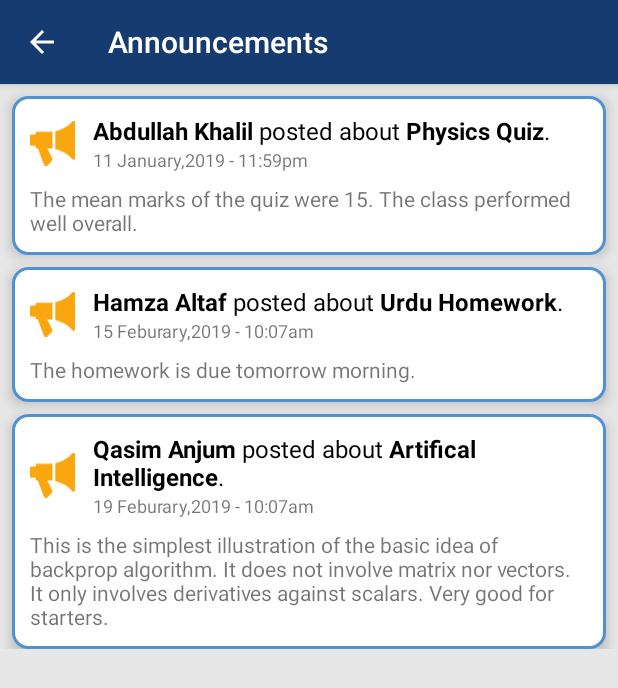
After one commit to mabdullahkhalil/soop, an Android app: the announcementActivity screen opened directly, with no data from a screen before it, on a phone screen of 412 x 824 dp. The commit adds this screen. Shown: the top 688 px of the screen. Run offline under Robolectric (Android 15) with nearby library versions, the phone set to English and light mode, and no system bars; Roboto replaces fonts that are not available here.

Commit message:
Announcements designed and implemented

```diff
--- a/app/src/main/AndroidManifest.xml
+++ b/app/src/main/AndroidManifest.xml
@@ -29,7 +29,10 @@
             android:name="preloaded_fonts"
             android:resource="@array/preloaded_fonts" />
 
-        <activity android:name=".attendanceActivity"
+        <activity
+            android:name=".attendanceActivity"
+            android:theme="@style/AppThemeBar1" />
+        <activity android:name=".announcementActivity"
             android:theme="@style/AppThemeBar1"></activity>
     </application>
 
--- /dev/null
+++ b/app/src/main/java/com/something/mabdullahk/soop/announcement.java
@@ -0,0 +1,52 @@
+package com.something.mabdullahk.soop;
+
+/**
+ * Created by mabdullahk on 06/02/2019.
+ */
+
+public class announcement {
+    String teacher;
+    String title;
+    String time;
+    String description;
+
+
+    public announcement(String teacher, String title, String time, String description) {
+        this.teacher = teacher;
+        this.title = title;
+        this.time = time;
+        this.description = description;
+    }
+
+    public String getTeacher() {
+        return teacher;
+    }
+
+    public void setTeacher(String teacher) {
+        this.teacher = teacher;
+    }
+
+    public String getTitle() {
+        return title;
+    }
+
+    public void setTitle(String title) {
+        this.title = title;
+    }
+
+    public String getTime() {
+        return time;
+    }
+
+    public void setTime(String time) {
+        this.time = time;
+    }
+
+    public String getDescription() {
+        return description;
+    }
+
+    public void setDescription(String description) {
+        this.description = description;
+    }
+}
--- /dev/null
+++ b/app/src/main/java/com/something/mabdullahk/soop/announcementActivity.java
@@ -0,0 +1,51 @@
+package com.something.mabdullahk.soop;
+
+import android.support.v7.app.AppCompatActivity;
+import android.os.Bundle;
+import android.support.v7.widget.GridLayoutManager;
+import android.support.v7.widget.RecyclerView;
+import android.view.MenuItem;
+
+import java.util.ArrayList;
+import java.util.List;
+
+public class announcementActivity extends AppCompatActivity {
+
+    RecyclerView recyclerView;
+    List<announcement> announcements;
+    @Override
+    protected void onCreate(Bundle savedInstanceState) {
+        super.onCreate(savedInstanceState);
+        setContentView(R.layout.activity_announcement);
+
+        recyclerView = findViewById(R.id.announcementsRecyclerView);
+
+        GridLayoutManager announcementsGrid = new GridLayoutManager(this, 1);
+        getSupportActionBar().setDisplayHomeAsUpEnabled(true);
+        getSupportActionBar().setTitle("Announcements");
+
+        recyclerView.setLayoutManager(announcementsGrid);
+        announcements = new ArrayList<>();
+
+
+        announcements.add(new announcement("Abdullah Khalil","Physics Quiz", "11 January,2019 - 11:59pm", "The mean marks of the quiz were 15. The class performed well overall."));
+        announcements.add(new announcement("Hamza Altaf","Urdu Homework", "15 Feburary,2019 - 10:07am", "The homework is due tomorrow morning."));
+        announcements.add(new announcement("Qasim Anjum","Artifical Intelligence", "19 Feburary,2019 - 10:07am", "This is the simplest illustration of the basic idea of backprop algorithm. It does not involve matrix nor vectors. It only involves derivatives against scalars. Very good for starters."));
+
+
+        announcementAdapter myAdapter = new announcementAdapter(this,announcements);
+        recyclerView.setAdapter(myAdapter);
+    }
+
+    @Override
+    public boolean onOptionsItemSelected(MenuItem item) {
+        switch (item.getItemId()) {
+            case android.R.id.home:
+                onBackPressed();
+                return true;
+
+            default:
+                return super.onOptionsItemSelected(item);
+        }
+    }
+}
--- /dev/null
+++ b/app/src/main/java/com/something/mabdullahk/soop/announcementAdapter.java
@@ -0,0 +1,72 @@
+package com.something.mabdullahk.soop;
+
+import android.app.Activity;
+import android.support.v7.widget.CardView;
+import android.support.v7.widget.RecyclerView;
+import android.text.Html;
+import android.view.LayoutInflater;
+import android.view.View;
+import android.view.ViewGroup;
+import android.widget.Button;
+import android.widget.ImageView;
+import android.widget.TextView;
+
+import org.w3c.dom.Text;
+
+import java.util.List;
+
+/**
+ * Created by mabdullahk on 31/01/2019.
+ */
+
+public class announcementAdapter extends RecyclerView.Adapter<RecyclerView.ViewHolder>{
+
+    private Activity mContext;
+    private List<announcement> announcementsList;
+
+    announcementAdapter(Activity mContext, List<announcement> announcementsList){
+        this.mContext = mContext;
+        this.announcementsList=announcementsList;
+    }
+
+    @Override
+    public RecyclerView.ViewHolder onCreateViewHolder(ViewGroup parent, int viewType) {
+        System.out.println("view type::::"+ viewType);
+        View mView = LayoutInflater.from(parent.getContext()).inflate(R.layout.announcement_card, parent, false);
+        return new announcementsCardViewHolder(mView);
+
+    }
+
+
+
+    @Override
+    public void onBindViewHolder(final RecyclerView.ViewHolder holder, final int position) {
+
+        ((announcementsCardViewHolder)holder).title.setText(Html.fromHtml("<b>"+announcementsList.get(position).getTeacher()+"</b>"+" posted about "+"<b>"+announcementsList.get(position).getTitle()+"</b>"+"."));
+        ((announcementsCardViewHolder)holder).date.setText(announcementsList.get(position).getTime());
+        ((announcementsCardViewHolder)holder).description.setText(announcementsList.get(position).getDescription());
+
+    }
+
+    @Override
+    public int getItemCount() {
+        return announcementsList.size();
+    }
+}
+
+
+class announcementsCardViewHolder extends RecyclerView.ViewHolder{
+    TextView title;
+    TextView date;
+    TextView description;
+
+
+    public announcementsCardViewHolder(View itemView) {
+        super(itemView);
+
+        title = itemView.findViewById(R.id.announcementTitle);
+        date = itemView.findViewById(R.id.announcementTime);
+        description = itemView.findViewById(R.id.announcementDescription);
+
+    }
+}
--- a/app/src/main/java/com/something/mabdullahk/soop/quizzes.java
+++ b/app/src/main/java/com/something/mabdullahk/soop/quizzes.java
@@ -21,13 +21,13 @@ public class quizzes extends AppCompatActivity {
 
         recyclerView = findViewById(R.id.quizzesRecyclerView);
 
-        GridLayoutManager foodMenuGrid = new GridLayoutManager(quizzes.this, 1);
+        GridLayoutManager quizzesGrid = new GridLayoutManager(quizzes.this, 1);
         getSupportActionBar().setDisplayHomeAsUpEnabled(true);
         getSupportActionBar().setTitle("Quizzes");
         getSupportActionBar().setLogo(R.drawable.ic_quiz);
 
 
-        recyclerView.setLayoutManager(foodMenuGrid);
+        recyclerView.setLayoutManager(quizzesGrid);
         quizzes1 = new ArrayList<>();
 
 
--- a/app/src/main/java/com/something/mabdullahk/soop/studentCards.java
+++ b/app/src/main/java/com/something/mabdullahk/soop/studentCards.java
@@ -48,6 +48,7 @@ public class studentCards extends AppCompatActivity {
 
         LinearLayout quizLayout = (LinearLayout) findViewById(R.id.quizlayout);
         LinearLayout attendanceLayout = (LinearLayout) findViewById(R.id.attendanceLayout);
+        LinearLayout announcementLayout = (LinearLayout) findViewById(R.id.announcementLayout);
 
 
         quizLayout.setOnClickListener(new View.OnClickListener() {
@@ -57,7 +58,6 @@ public class studentCards extends AppCompatActivity {
             }
         });
 
-
         attendanceLayout.setOnClickListener(new View.OnClickListener() {
             @Override
             public void onClick(View view) {
@@ -65,6 +65,12 @@ public class studentCards extends AppCompatActivity {
             }
         });
 
+        announcementLayout.setOnClickListener(new View.OnClickListener() {
+            @Override
+            public void onClick(View view) {
+                startActivity(new Intent(studentCards.this, announcementActivity.class));
+            }
+        });
 
         student student_1 = new student("Ibrahim Waqas","Class 1 Section A","1","2","3");
         student student_2 = new student("Ibrahim Waqas","Class 1 Section A","1","2","3");
--- /dev/null
+++ b/app/src/main/res/layout/activity_announcement.xml
@@ -0,0 +1,33 @@
+<?xml version="1.0" encoding="utf-8"?>
+<LinearLayout xmlns:android="http://schemas.android.com/apk/res/android"
+    xmlns:app="http://schemas.android.com/apk/res-auto"
+    xmlns:tools="http://schemas.android.com/tools"
+    android:layout_width="match_parent"
+    android:layout_height="match_parent"
+    android:orientation="vertical"
+    android:background="@color/colorgray"
+    tools:context="com.something.mabdullahk.soop.quizzes">
+
+    <ScrollView
+        android:layout_width="match_parent"
+        android:layout_height="match_parent">
+
+        <LinearLayout
+            android:layout_width="match_parent"
+            android:layout_height="match_parent"
+            android:orientation="vertical">
+
+            <android.support.v7.widget.RecyclerView
+                android:layout_width="match_parent"
+                android:layout_height="wrap_content"
+                android:id="@+id/announcementsRecyclerView">
+
+
+            </android.support.v7.widget.RecyclerView>
+
+
+        </LinearLayout>
+
+    </ScrollView>
+
+</LinearLayout>
--- a/app/src/main/res/layout/activity_student_cards.xml
+++ b/app/src/main/res/layout/activity_student_cards.xml
@@ -40,6 +40,7 @@
                     android:layout_marginLeft="8dp"
                     android:layout_marginRight="8dp"
                     android:layout_weight="1"
+                    android:id="@+id/announcementLayout"
                     android:background="@drawable/border1"
                     android:orientation="vertical" >
 
--- /dev/null
+++ b/app/src/main/res/layout/announcement_card.xml
@@ -0,0 +1,76 @@
+<?xml version="1.0" encoding="utf-8"?>
+<LinearLayout xmlns:android="http://schemas.android.com/apk/res/android"
+    xmlns:tools="http://schemas.android.com/tools"
+    android:layout_width="match_parent"
+    android:layout_height="wrap_content"
+    xmlns:app="http://schemas.android.com/apk/res-auto"
+    android:elevation="5dp"
+    android:orientation="vertical"
+    android:background="@drawable/border4_quizcard"
+    android:layout_marginTop="8dp"
+    android:layout_marginLeft="8dp"
+    android:layout_marginRight="8dp"
+    android:id="@+id/cardAnnouncement">
+
+    <LinearLayout
+        android:layout_width="match_parent"
+        android:layout_height="wrap_content"
+        android:orientation="horizontal">
+        <ImageView
+            android:layout_width="30dp"
+            android:layout_height="match_parent"
+            android:layout_marginTop="8dp"
+            android:layout_marginBottom="8dp"
+            android:layout_marginLeft="8dp"
+            android:src="@drawable/ic_announcement"/>
+
+        <LinearLayout
+            android:layout_width="match_parent"
+            android:layout_height="wrap_content"
+            android:layout_marginTop="8dp"
+            android:layout_marginLeft="12dp"
+            android:layout_marginBottom="8dp"
+            android:orientation="vertical">
+
+            <TextView
+                android:id="@+id/announcementTitle"
+                android:layout_width="match_parent"
+                android:layout_height="wrap_content"
+                android:text="@string/check"
+                android:textColor="@android:color/black"
+                android:textSize="16sp" />
+
+            <TextView
+                android:id="@+id/announcementTime"
+                android:layout_width="wrap_content"
+                android:layout_height="wrap_content"
+                android:text="13 January, 2018 11:59pm"
+                android:textSize="12sp" />
+
+        </LinearLayout>
+
+
+    </LinearLayout>
+
+
+    <LinearLayout
+        android:layout_width="match_parent"
+        android:layout_height="wrap_content"
+        android:background="@android:color/white"
+        android:layout_marginBottom="8dp"
+        android:layout_marginLeft="8dp"
+        android:layout_marginRight="8dp"
+        android:orientation="horizontal">
+
+     <TextView
+         android:id="@+id/announcementDescription"
+         android:layout_width="match_parent"
+         android:layout_height="wrap_content"
+         android:text="this is an annoucnemnt of quizzesthis is an annoucnemnt of quizzesthis is an annoucnemnt of quizzes"/>
+
+
+
+    </LinearLayout>
+
+
+</LinearLayout>
--- a/app/src/main/res/values/colors.xml
+++ b/app/src/main/res/values/colors.xml
@@ -7,4 +7,5 @@
     <color name="colorlogo2">#153B71</color>
     <color name="colorlogo3">#1955A7</color>
     <color name="colorlogo4">#5092D1</color>
+    <color name="colorgray">#e7e7e7</color>
 </resources>
--- a/app/src/main/res/values/strings.xml
+++ b/app/src/main/res/values/strings.xml
@@ -1,3 +1,5 @@
 <resources>
     <string name="app_name">SOOP</string>
+
+    <string name="check"><b>Hamza Altaf</b> shared a post about <b>quizzes</b>.</string>
 </resources>
```
